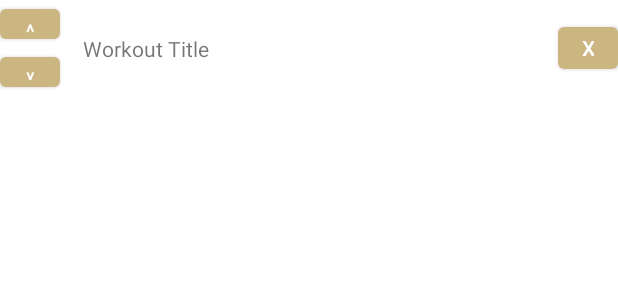
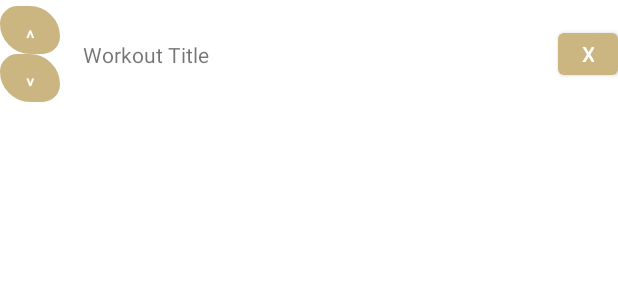
Before and after one commit to XaviourG/WorkoutApp, an Android app: the layout fragment_workout_listing_editable.xml on its own in the app's theme, with its tools: preview values and no code run, on a phone screen of 412 x 824 dp. Shown: the top 300 px of the screen. Run offline under Robolectric (Android 15) with nearby library versions, the phone set to English and light mode, and no system bars.

```diff
--- a/app/src/main/res/layout/fragment_workout_listing_editable.xml
+++ b/app/src/main/res/layout/fragment_workout_listing_editable.xml
@@ -3,7 +3,9 @@
     xmlns:app="http://schemas.android.com/apk/res-auto"
     xmlns:tools="http://schemas.android.com/tools"
     android:layout_width="match_parent"
-    android:layout_height="wrap_content">
+    android:layout_height="wrap_content"
+    android:layout_marginTop="4dp"
+    android:layout_marginBottom="4dp">
 
     <TextView
         android:id="@+id/tvTitle"
@@ -22,7 +24,8 @@
         android:layout_height="32dp"
         android:text="˄"
         app:layout_constraintStart_toStartOf="parent"
-        app:layout_constraintTop_toTopOf="parent" />
+        app:layout_constraintTop_toTopOf="parent"
+        android:background="@drawable/item_border"/>
 
     <Button
         android:id="@+id/btnMoveDown"
@@ -30,7 +33,8 @@
         android:layout_height="32dp"
         android:text="˅"
         app:layout_constraintStart_toStartOf="parent"
-        app:layout_constraintTop_toBottomOf="@+id/btnMoveUp" />
+        app:layout_constraintTop_toBottomOf="@+id/btnMoveUp"
+        android:background="@drawable/item_border"/>
 
 
     <Button
```
Also changed, not shown: app/src/main/java/com/example/workoutapp/adapters/ProgramBuildAdapter.kt (+2 -6 lines).
